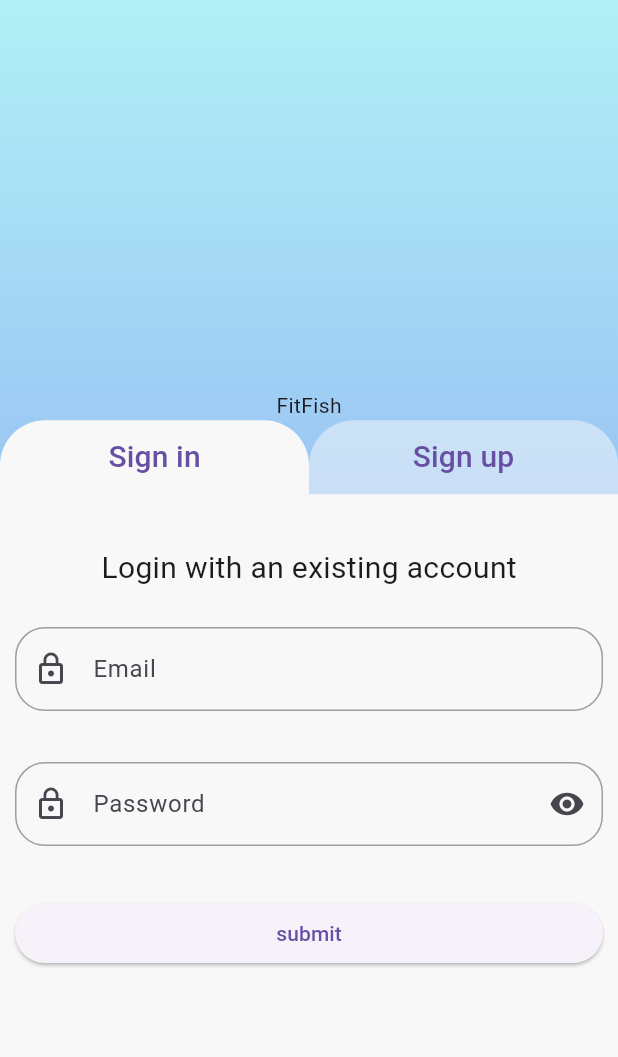
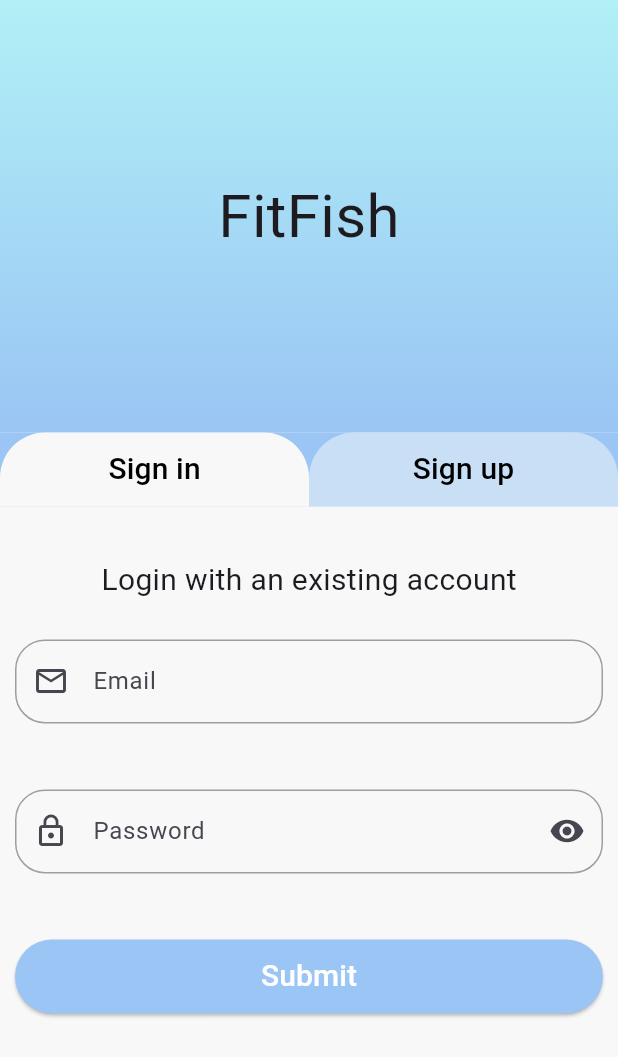
Before and after one commit to 5a-Fitness-App/fitness, a Flutter app: the screen it shows after launch, on a phone screen of 412 x 824 dp. Shown: the top 1057 px of the screen. Run offline on Flutter 3.47's test engine with Material 3 defaults, Android fonts, the phone set to English and light mode, and no system bars.

Commit message:
T5-8 <Fixed the aesthetic of the login page, starting the home page>

```diff
--- a/flutter/lib/login_screen.dart
+++ b/flutter/lib/login_screen.dart
@@ -39,14 +39,14 @@ class LoginScreenState extends State<LoginScreen> {
       child: Column(
         children: [
           SizedBox(
-              height: 90,
+              height: 100,
               child: TextFormField(
                 controller: emailController,
                 decoration: InputDecoration(
                   hintText: 'Enter your email',
                   labelText: 'Email',
                   errorText: emailError,
-                  prefixIcon: const Icon(Icons.lock_outline),
+                  prefixIcon: const Icon(Icons.mail_outline),
                   enabledBorder: const OutlineInputBorder(
                       borderRadius: BorderRadius.all(Radius.circular(20)),
                       borderSide: BorderSide(color: Colors.grey, width: 1)),
@@ -66,7 +66,7 @@ class LoginScreenState extends State<LoginScreen> {
                 },
               )),
           SizedBox(
-              height: 90,
+              height: 100,
               child: TextFormField(
                 controller: passwordController,
                 obscureText: hidePassword,
@@ -116,7 +116,7 @@ class LoginScreenState extends State<LoginScreen> {
         children: [
           Container(
             width: double.infinity,
-            height: MediaQuery.of(context).size.height * 0.4,
+            height: MediaQuery.of(context).size.height * 0.35,
             decoration: const BoxDecoration(
                 gradient: LinearGradient(
               colors: [
@@ -126,12 +126,15 @@ class LoginScreenState extends State<LoginScreen> {
               begin: Alignment.topCenter,
               end: Alignment.bottomCenter,
             )),
-            child: Column(
-              mainAxisAlignment: MainAxisAlignment.end,
-              children: [
-                const Align(alignment: Alignment.center, child: Text('FitFish')),
-
-                Row(crossAxisAlignment: CrossAxisAlignment.end, children: [
+            child: const Column(
+              mainAxisAlignment: MainAxisAlignment.center,
+              children: [Text('FitFish', style: TextStyle(fontSize: 40))],
+            ),
+          ),
+          Container(
+            decoration:
+                const BoxDecoration(color: Color.fromRGBO(154, 197, 244, 1)),
+            child: Row(crossAxisAlignment: CrossAxisAlignment.end, children: [
               ElevatedButton(
                 onPressed: () {
                   setState(() {
@@ -152,7 +155,7 @@ class LoginScreenState extends State<LoginScreen> {
                             topRight: Radius.circular(30)))),
                 child: const Text(
                   'Sign in',
-                      style: TextStyle(fontSize: 20),
+                  style: TextStyle(fontSize: 20, color: Colors.black),
                 ),
               ),
               ElevatedButton(
@@ -175,12 +178,10 @@ class LoginScreenState extends State<LoginScreen> {
                             topRight: Radius.circular(30)))),
                 child: const Text(
                   'Sign up',
-                      style: TextStyle(fontSize: 20),
+                  style: TextStyle(fontSize: 20, color: Colors.black),
                 ),
               ),
-                ])
-              ],
-            ),
+            ]),
           ),
           Container(
             padding: const EdgeInsets.all(10),
@@ -203,9 +204,18 @@ class LoginScreenState extends State<LoginScreen> {
                 ElevatedButton(
                   onPressed: () {},
                   style: ElevatedButton.styleFrom(
+                    padding: const EdgeInsets.all(10),
                     fixedSize: Size(MediaQuery.of(context).size.width,
-                          MediaQuery.of(context).size.height * 0.035)),
-                  child: const Text('submit'),
+                        MediaQuery.of(context).size.height * 0.06),
+                    backgroundColor: const Color.fromRGBO(154, 197, 244, 1),
+                  ),
+                  child: const Text(
+                    'Submit',
+                    style: TextStyle(
+                      fontSize: 20,
+                      color: Colors.white,
+                    ),
+                  ),
                 ),
               ],
             ),
```
Also changed, not shown: flutter/lib/home_page.dart (added, +31 -0 lines). Lines whose indentation alone changed are shown as unchanged.
